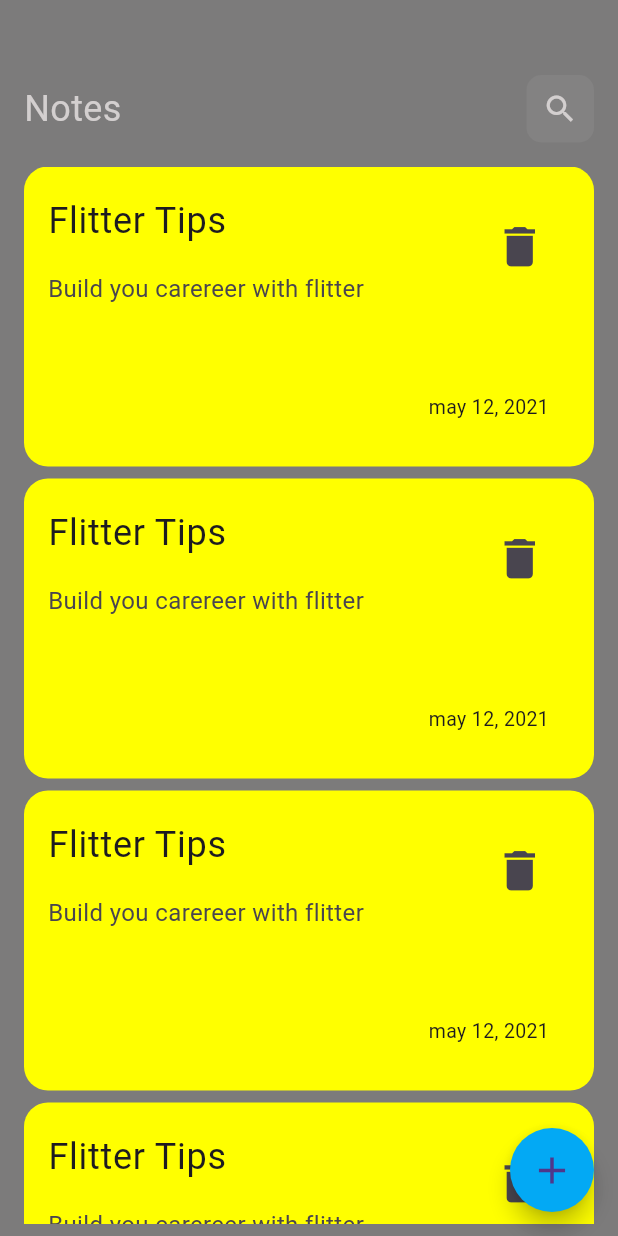
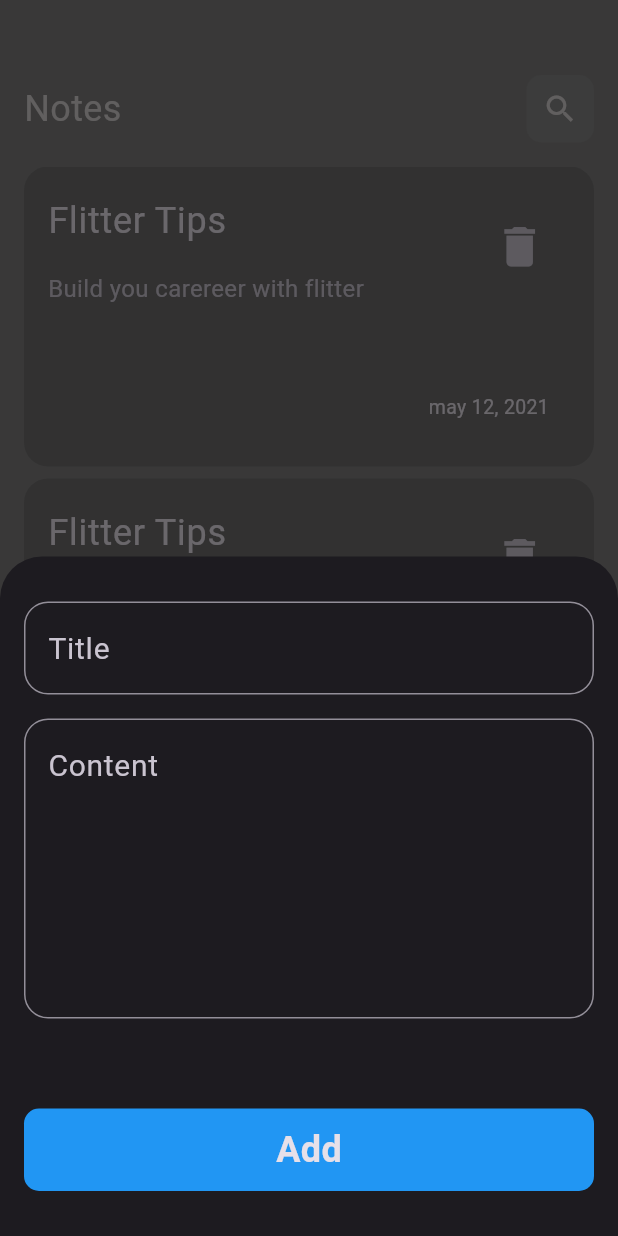
Before and after one commit to Karf2411/notes_app, a Flutter app: the screen it shows after launch, after a tap on the "add" icon, on a phone screen of 412 x 824 dp. Run offline on Flutter 3.47's test engine with Material 3 defaults, Android fonts, the phone set to English and light mode, and no system bars.

Commit message:
last touches and finish ui

```diff
--- a/lib/Views/edit_view.dart
+++ b/lib/Views/edit_view.dart
@@ -12,6 +12,7 @@ class EditNoteView extends StatelessWidget {
       body: Padding(
         padding: const EdgeInsets.only(top: 50, left: 16, bottom: 8, right: 16),
         child: Form(
+          autovalidateMode: AutovalidateMode.onUserInteraction,
           key: formKey,
           child: Column(
             children: [
--- a/lib/Views/home_view.dart
+++ b/lib/Views/home_view.dart
@@ -1,4 +1,5 @@
 import 'package:flutter/material.dart';
+import 'package:notes_app/Widgets/add_note_bottom_sheet.dart';
 import 'package:notes_app/Widgets/custom_appbar.dart';
 import 'package:notes_app/Widgets/notes_list.dart';
 
@@ -26,7 +27,13 @@ class HomeView extends StatelessWidget {
           borderRadius: BorderRadius.circular(40),
         ),
         backgroundColor: Colors.lightBlue,
-        onPressed: () {},
+        onPressed: () {
+          showModalBottomSheet(
+              context: context,
+              builder: (context) {
+                return const AddNoteBottomSheet();
+              });
+        },
         child: const Icon(
           Icons.add,
           size: 30,
--- /dev/null
+++ b/lib/Widgets/add_note_bottom_sheet.dart
@@ -0,0 +1,70 @@
+import 'package:flutter/material.dart';
+import 'package:notes_app/Widgets/custom_button.dart';
+import 'package:notes_app/Widgets/custom_textfield.dart';
+
+class AddNoteBottomSheet extends StatelessWidget {
+  const AddNoteBottomSheet({super.key});
+
+  @override
+  Widget build(BuildContext context) {
+    return const Padding(
+      padding: EdgeInsets.symmetric(horizontal: 16),
+      child: AddNoteForm(),
+    );
+  }
+}
+
+class AddNoteForm extends StatefulWidget {
+  const AddNoteForm({
+    super.key,
+  });
+
+  @override
+  State<AddNoteForm> createState() => _AddNoteFormState();
+}
+
+class _AddNoteFormState extends State<AddNoteForm> {
+  AutovalidateMode autovalidateMode = AutovalidateMode.disabled;
+  GlobalKey<FormState> formKey = GlobalKey<FormState>();
+  @override
+  Widget build(BuildContext context) {
+    return Form(
+      autovalidateMode: autovalidateMode,
+      key: formKey,
+      child: ListView(
+        shrinkWrap: true,
+        children: [
+          const SizedBox(
+            height: 30,
+          ),
+          const CustomTextField(
+            hintText: 'Title',
+            maxLine: 1,
+            fontSize: 20,
+          ),
+          const SizedBox(height: 16),
+          const CustomTextField(
+            hintText: 'Content',
+            maxLine: 7,
+          ),
+          const SizedBox(
+            height: 60,
+          ),
+          CustomButton(
+            onTap: () {
+              if (formKey.currentState!.validate()) {
+                formKey.currentState!.save();
+              } else {
+                autovalidateMode = AutovalidateMode.always;
+                setState(() {});
+              }
+            },
+          ),
+          const SizedBox(
+            height: 30,
+          ),
+        ],
+      ),
+    );
+  }
+}
--- /dev/null
+++ b/lib/Widgets/custom_button.dart
@@ -0,0 +1,30 @@
+import 'package:flutter/material.dart';
+import 'package:notes_app/helper/const.dart';
+
+class CustomButton extends StatelessWidget {
+  const CustomButton({super.key, this.onTap});
+  final void Function()? onTap;
+  @override
+  Widget build(BuildContext context) {
+    return GestureDetector(
+      onTap: onTap,
+      child: Container(
+        decoration: BoxDecoration(
+          borderRadius: BorderRadius.circular(10),
+          color: kPrimary,
+        ),
+        height: 55,
+        width: MediaQuery.of(context).size.width,
+        child: const Center(
+          child: Text(
+            'Add',
+            style: TextStyle(
+              fontSize: 24,
+              fontWeight: FontWeight.bold,
+            ),
+          ),
+        ),
+      ),
+    );
+  }
+}
--- a/lib/Widgets/custom_note.dart
+++ b/lib/Widgets/custom_note.dart
@@ -19,7 +19,7 @@ class CustomNote extends StatelessWidget {
         width: double.infinity,
         decoration: BoxDecoration(
           borderRadius: BorderRadius.circular(16),
-          color: Colors.yellowAccent,
+          color: Colors.black12,
         ),
         child: Column(
           crossAxisAlignment: CrossAxisAlignment.end,
--- a/lib/main.dart
+++ b/lib/main.dart
@@ -15,7 +15,7 @@ class NotesApp extends StatelessWidget {
     return MaterialApp(
       title: 'Notes',
       theme: ThemeData(
-          brightness: Brightness.light,
+          brightness: Brightness.dark,
           scaffoldBackgroundColor: const Color.fromARGB(148, 29, 28, 28)),
       home: const HomeView(),
     );
```
